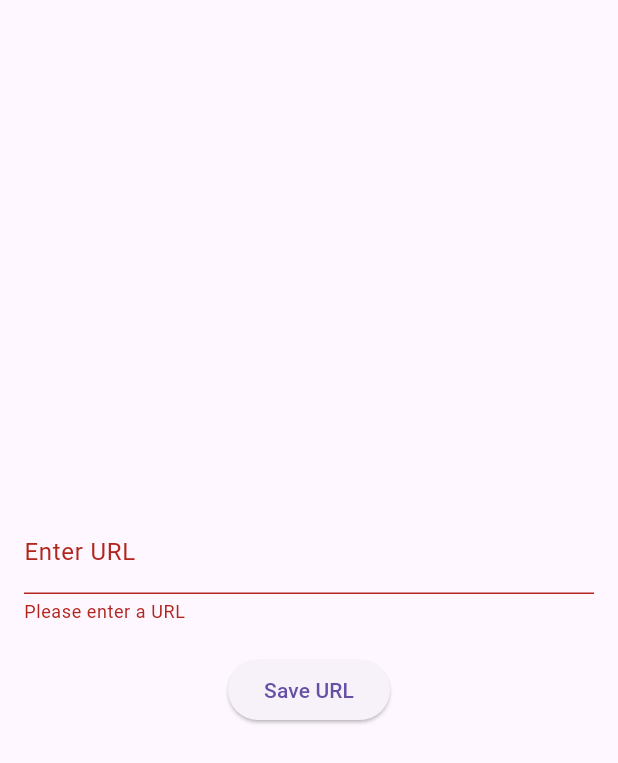
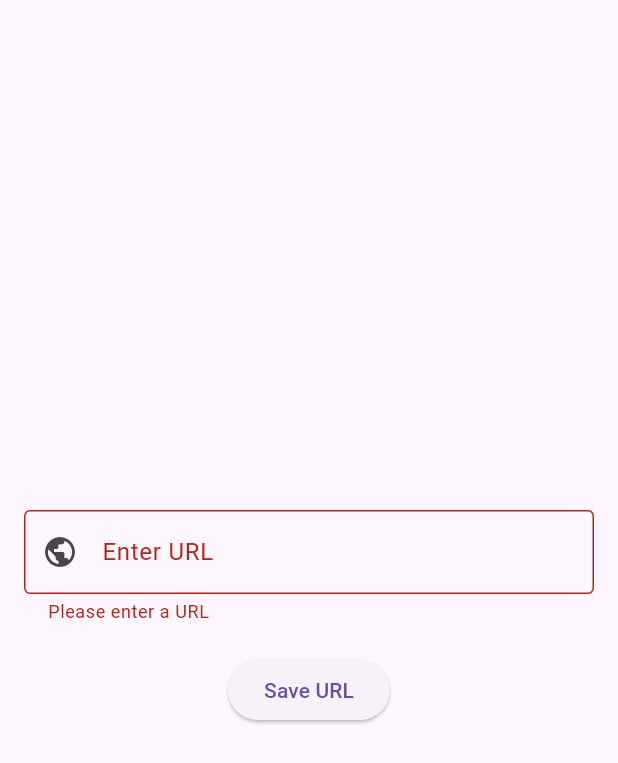
Before and after one commit to PengWin553/my_webview_app, a Flutter app: the screen it shows after launch, after a tap on "Save URL", on a phone screen of 412 x 824 dp. Shown: the top 763 px of the screen. Run offline on Flutter 3.47's test engine with Material 3 defaults, Android fonts, the phone set to English and light mode, and no system bars; our stand-ins replace shared_preferences, webview_flutter.

```diff
--- a/lib/setting.dart
+++ b/lib/setting.dart
@@ -22,10 +22,12 @@ class _SettingState extends State<Setting> {
     if (_formKey.currentState!.validate()) {
       SharedPreferences prefs = await SharedPreferences.getInstance();
       await prefs.setString('webviewUrl', _urlController.text);
-      ScaffoldMessenger.of(context).showSnackBar(
-        const SnackBar(content: Text('URL saved')),
-      );
-      Navigator.pop(context);
+      if (mounted) {
+        ScaffoldMessenger.of(context).showSnackBar(
+          const SnackBar(content: Text('URL saved')),
+        );
+        Navigator.pop(context);
+      }
     }
   }
 
@@ -46,10 +48,24 @@ class _SettingState extends State<Setting> {
                   children: [
                     TextFormField(
                       controller: _urlController,
-                      decoration: const InputDecoration(labelText: 'Enter URL'),
+                      decoration: const InputDecoration(
+                        prefixIcon: Icon(Icons.public),
+                        labelText: 'Enter URL',
+                        hintText: 'https://www.example.com/',
+                        border: OutlineInputBorder(),
+                      ),
                       validator: (value) {
                         if (value == null || value.isEmpty) {
                           return 'Please enter a URL';
+                        }
+                        RegExp urlPattern = RegExp(
+                            r'^(https?:\/\/)' // protocol (http or https) must be present
+                            r'(([a-zA-Z0-9\-]+\.)+[a-zA-Z]{2,})' // domain
+                            r'(:\d{1,5})?' // port (optional)
+                            r'(\/[^\s]*)?$' // path (optional)
+                            );
+                        if (!urlPattern.hasMatch(value)) {
+                          return 'Please enter a valid URL';
                         }
                         return null;
                       },
```
